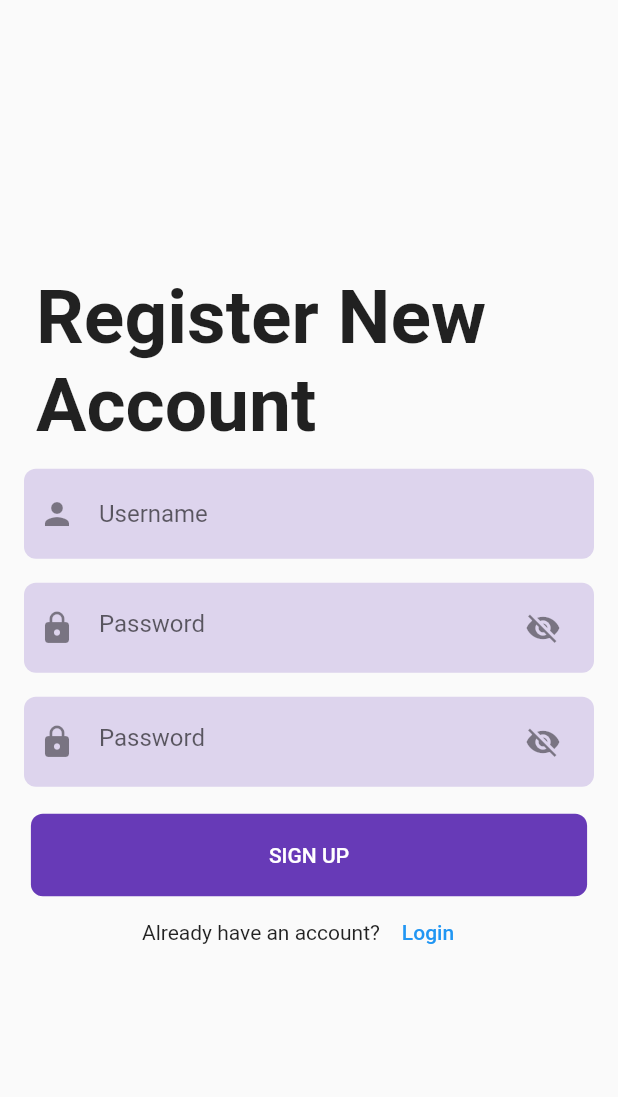
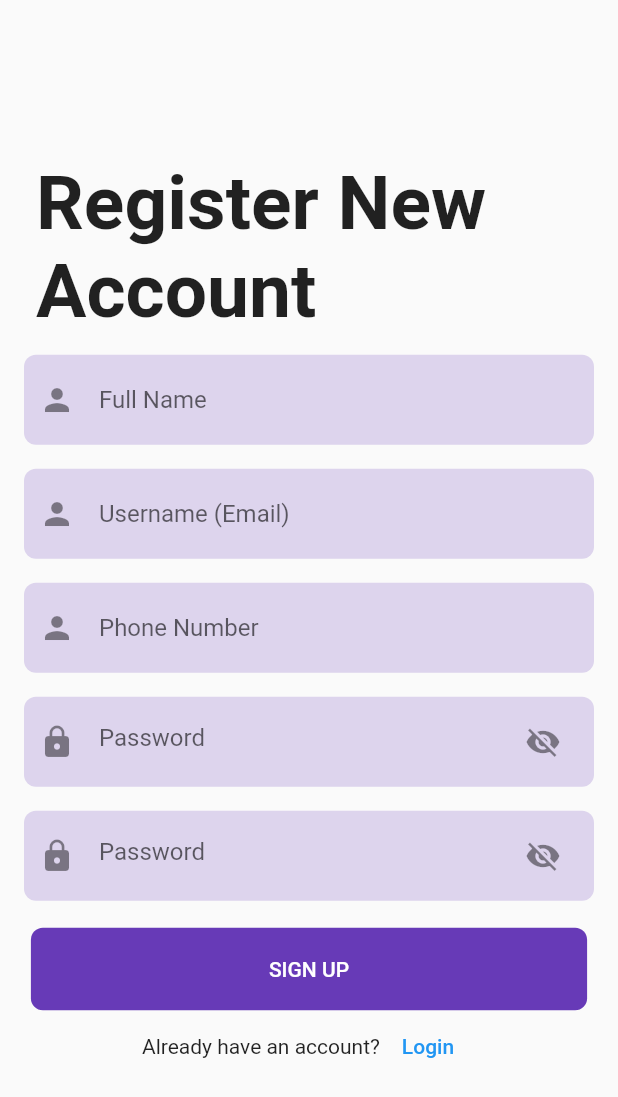
Before and after one commit to Tushar1805/innovatrix_assign, a Flutter app: the screen it shows after launch, after a tap on "LOGIN", after a tap on "SIGN UP", on a phone screen of 412 x 824 dp. Shown: the top 1097 px of the screen. Run offline on Flutter 3.47's test engine with Material 2 defaults, Android fonts, the phone set to English and light mode, and no system bars; our stand-ins replace flutter_riverpod, isar; missing offline and left inert: bcrypt; accounts and stored records are empty; generated files the repository leaves out were written again.

Commit message:
Sign Up and Login using ISAR database done

```diff
--- a/lib/UI/login.dart
+++ b/lib/UI/login.dart
@@ -1,53 +1,21 @@
 import 'package:flutter/material.dart';
+import 'package:flutter_riverpod/flutter_riverpod.dart';
+import 'package:innovatrix_assign/UI/homeScreen.dart';
 import 'package:innovatrix_assign/UI/signUp.dart';
-// import 'package:sqlite_flutter_crud/Authtentication/signup.dart';
-// import 'package:sqlite_flutter_crud/JsonModels/users.dart';
-// import 'package:sqlite_flutter_crud/SQLite/sqlite.dart';
-// import 'package:sqlite_flutter_crud/Views/notes.dart';
+import 'package:innovatrix_assign/models/user_database.dart';
 
-class LoginScreen extends StatefulWidget {
+// ignore: must_be_immutable
+class LoginScreen extends ConsumerWidget {
   LoginScreen({Key? key}) : super(key: key);
-
-  @override
-  State<LoginScreen> createState() => _LoginScreenState();
-}
-
-class _LoginScreenState extends State<LoginScreen> {
-  //We need two text editing controller
 
   //TextEditing controller to control the text when we enter into it
   final username = TextEditingController();
   final password = TextEditingController();
 
-  //A bool variable for show and hide password
-  bool isVisible = false;
-
-  //Here is our bool variable
-  bool isLoginTrue = false;
-
-  // final db = DatabaseHelper();
-
-  //Now we should call this function in login button
-  // login() async {
-  //   var response = await db
-  //       .login(Users(usrName: username.text, usrPassword: password.text));
-  //   if (response == true) {
-  //     //If login is correct, then goto notes
-  //     if (!mounted) return;
-  //     Navigator.pushReplacement(
-  //         context, MaterialPageRoute(builder: (context) => const Notes()));
-  //   } else {
-  //     //If not, true the bool value to show error message
-  //     setState(() {
-  //       isLoginTrue = true;
-  //     });
-  //   }
-  // }
-
   //We have to create global key for our form
   final formKey = GlobalKey<FormState>();
   @override
-  Widget build(BuildContext context) {
+  Widget build(BuildContext context, WidgetRef ref) {
     return Scaffold(
       body: Center(
         child: SingleChildScrollView(
@@ -59,8 +27,6 @@ class _LoginScreenState extends State<LoginScreen> {
               child: Column(
                 children: [
                   //Username field
-
-                  //Before we show the image, after we copied the image we need to define the location in pubspec.yaml
                   Image.asset(
                     "assets/login.png",
                     width: 210,
@@ -105,7 +71,7 @@ class _LoginScreenState extends State<LoginScreen> {
                         }
                         return null;
                       },
-                      obscureText: !isVisible,
+                      obscureText: !ref.watch(userProvider).isVisible,
                       decoration: InputDecoration(
                         icon: const Icon(Icons.lock),
                         border: InputBorder.none,
@@ -113,14 +79,15 @@ class _LoginScreenState extends State<LoginScreen> {
                         suffixIcon: IconButton(
                           onPressed: () {
                             //In here we will create a click to show and hide the password a toggle button
-                                setState(() {
-                                  //toggle button
-                                  isVisible = !isVisible;
-                                });
+                            ref.read(userProvider).changeVisibility();
                           },
-                              icon: Icon(isVisible
+                          icon: Icon(
+                            ref.watch(userProvider).isVisible
                                 ? Icons.visibility
-                                  : Icons.visibility_off))),
+                                : Icons.visibility_off,
+                          ),
+                        ),
+                      ),
                     ),
                   ),
 
@@ -133,13 +100,23 @@ class _LoginScreenState extends State<LoginScreen> {
                         borderRadius: BorderRadius.circular(8),
                         color: Colors.deepPurple),
                     child: TextButton(
-                        onPressed: () {
+                        onPressed: () async {
                           if (formKey.currentState!.validate()) {
-                            //Login method will be here
-                            // login();
-
-                            //Now we have a response from our sqlite method
-                            //We are going to create a user
+                            if (await ref
+                                .watch(userProvider)
+                                .login(username.text, password.text)) {
+                              Navigator.of(context).pushReplacement(
+                                MaterialPageRoute(
+                                  builder: (context) => HomeScreen(),
+                                ),
+                              );
+                            }
+                            ScaffoldMessenger.of(context).showSnackBar(
+                              SnackBar(
+                                backgroundColor: Colors.red,
+                                content: Text(ref.read(userProvider).errMsg),
+                              ),
+                            );
                           }
                         },
                         child: const Text(
@@ -168,7 +145,7 @@ class _LoginScreenState extends State<LoginScreen> {
                   ),
 
                   // We will disable this message in default, when user and pass is incorrect we will trigger this message to user
-                  isLoginTrue
+                  ref.watch(userProvider).isLoginTrue
                       ? const Text(
                           "Username or password is incorrect",
                           style: TextStyle(color: Colors.red),
--- a/lib/UI/signUp.dart
+++ b/lib/UI/signUp.dart
@@ -1,24 +1,20 @@
 import 'package:flutter/material.dart';
+import 'package:flutter_riverpod/flutter_riverpod.dart';
 import 'package:innovatrix_assign/UI/login.dart';
+import 'package:innovatrix_assign/models/user_database.dart';
 
-class SignUp extends StatefulWidget {
-  SignUp({ Key? key}) : super(key: key);
-
-  @override
-  State<SignUp> createState() => _SignUpState();
-}
-
-class _SignUpState extends State<SignUp> {
+// ignore: must_be_immutable
+class SignUp extends ConsumerWidget {
+  final name = TextEditingController();
   final username = TextEditingController();
   final password = TextEditingController();
   final confirmPassword = TextEditingController();
+  final phone = TextEditingController();
 
   final formKey = GlobalKey<FormState>();
 
-  bool isVisible = false;
-
   @override
-  Widget build(BuildContext context) {
+  Widget build(BuildContext context, WidgetRef ref) {
     return Scaffold(
       //SingleChildScrollView to have an scrol in the screen
       body: Center(
@@ -37,6 +33,31 @@ class _SignUpState extends State<SignUp> {
                           TextStyle(fontSize: 50, fontWeight: FontWeight.bold),
                     ),
                   ),
+
+                  // name field
+                  Container(
+                    margin: EdgeInsets.all(8),
+                    padding:
+                        const EdgeInsets.symmetric(horizontal: 10, vertical: 6),
+                    decoration: BoxDecoration(
+                        borderRadius: BorderRadius.circular(8),
+                        color: Colors.deepPurple.withOpacity(.2)),
+                    child: TextFormField(
+                      controller: name,
+                      keyboardType: TextInputType.name,
+                      validator: (value) {
+                        if (value!.isEmpty) {
+                          return "Full name is required";
+                        }
+                        return null;
+                      },
+                      decoration: const InputDecoration(
+                        icon: Icon(Icons.person),
+                        border: InputBorder.none,
+                        hintText: "Full Name",
+                      ),
+                    ),
+                  ),
                   Container(
                     margin: EdgeInsets.all(8),
                     padding:
@@ -46,6 +67,7 @@ class _SignUpState extends State<SignUp> {
                         color: Colors.deepPurple.withOpacity(.2)),
                     child: TextFormField(
                       controller: username,
+                      keyboardType: TextInputType.emailAddress,
                       validator: (value) {
                         if (value!.isEmpty) {
                           return "username is required";
@@ -55,7 +77,32 @@ class _SignUpState extends State<SignUp> {
                       decoration: const InputDecoration(
                         icon: Icon(Icons.person),
                         border: InputBorder.none,
-                        hintText: "Username",
+                        hintText: "Username (Email)",
+                      ),
+                    ),
+                  ),
+
+                  // Phone Number
+                  Container(
+                    margin: EdgeInsets.all(8),
+                    padding:
+                        const EdgeInsets.symmetric(horizontal: 10, vertical: 6),
+                    decoration: BoxDecoration(
+                        borderRadius: BorderRadius.circular(8),
+                        color: Colors.deepPurple.withOpacity(.2)),
+                    child: TextFormField(
+                      controller: phone,
+                      keyboardType: TextInputType.phone,
+                      validator: (value) {
+                        if (value!.isEmpty) {
+                          return "Phone Number is required";
+                        }
+                        return null;
+                      },
+                      decoration: const InputDecoration(
+                        icon: Icon(Icons.person),
+                        border: InputBorder.none,
+                        hintText: "Phone Number",
                       ),
                     ),
                   ),
@@ -76,7 +123,7 @@ class _SignUpState extends State<SignUp> {
                         }
                         return null;
                       },
-                      obscureText: !isVisible,
+                      obscureText: !ref.watch(userProvider).isVisible,
                       decoration: InputDecoration(
                         icon: const Icon(Icons.lock),
                         border: InputBorder.none,
@@ -84,14 +131,15 @@ class _SignUpState extends State<SignUp> {
                         suffixIcon: IconButton(
                           onPressed: () {
                             //In here we will create a click to show and hide the password a toggle button
-                                setState(() {
-                                  //toggle button
-                                  isVisible = !isVisible;
-                                });
+                            ref.read(userProvider).changeVisibility();
                           },
-                              icon: Icon(isVisible
+                          icon: Icon(
+                            ref.watch(userProvider).isVisible
                                 ? Icons.visibility
-                                  : Icons.visibility_off))),
+                                : Icons.visibility_off,
+                          ),
+                        ),
+                      ),
                     ),
                   ),
                   //Confirm Password field
@@ -113,7 +161,7 @@ class _SignUpState extends State<SignUp> {
                         }
                         return null;
                       },
-                      obscureText: !isVisible,
+                      obscureText: !ref.watch(userProvider).isConfirmVisible,
                       decoration: InputDecoration(
                           icon: const Icon(Icons.lock),
                           border: InputBorder.none,
@@ -121,12 +169,12 @@ class _SignUpState extends State<SignUp> {
                           suffixIcon: IconButton(
                               onPressed: () {
                                 //In here we will create a click to show and hide the password a toggle button
-                                setState(() {
-                                  //toggle button
-                                  isVisible = !isVisible;
-                                });
+                                ref
+                                    .watch(userProvider)
+                                    .changeConfirmVisibility();
                               },
-                              icon: Icon(isVisible
+                              icon: Icon(
+                                  ref.watch(userProvider).isConfirmVisible
                                       ? Icons.visibility
                                       : Icons.visibility_off))),
                     ),
@@ -141,10 +189,27 @@ class _SignUpState extends State<SignUp> {
                         borderRadius: BorderRadius.circular(8),
                         color: Colors.deepPurple),
                     child: TextButton(
-                        onPressed: () {
+                        onPressed: () async {
                           if (formKey.currentState!.validate()) {
                             //Login method will be here
+                            await ref.read(userProvider).signUp(
+                                  name: "name",
+                                  email: username.text,
+                                  password: password.text,
+                                  phone: phone.text,
+                                );
+
+                            ScaffoldMessenger.of(context).showSnackBar(
+                              SnackBar(
+                                content: Text(ref.watch(userProvider).regMsg),
+                              ),
+                            );
                           }
+                          Navigator.of(context).pushReplacement(
+                            MaterialPageRoute(
+                              builder: (context) => LoginScreen(),
+                            ),
+                          );
                         },
                         child: const Text(
                           "SIGN UP",
```
Also changed, not shown: lib/UI/homeScreen.dart (added, +10 -0 lines), lib/models/user_database.dart (+80 -11 lines). Lines whose indentation alone changed are shown as unchanged.
